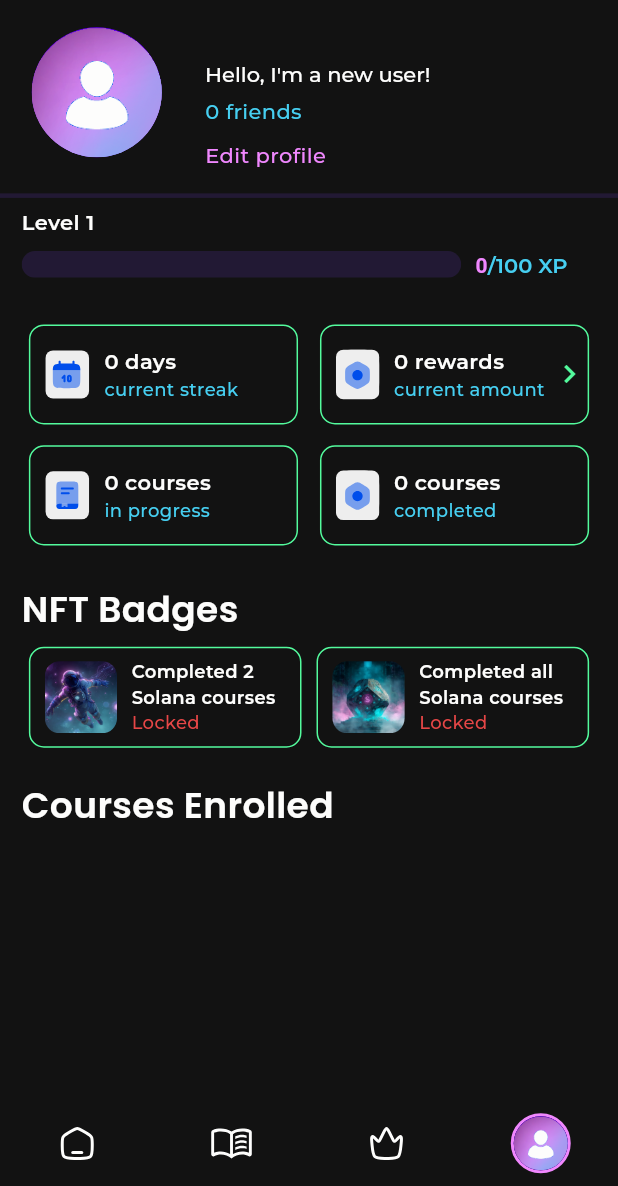
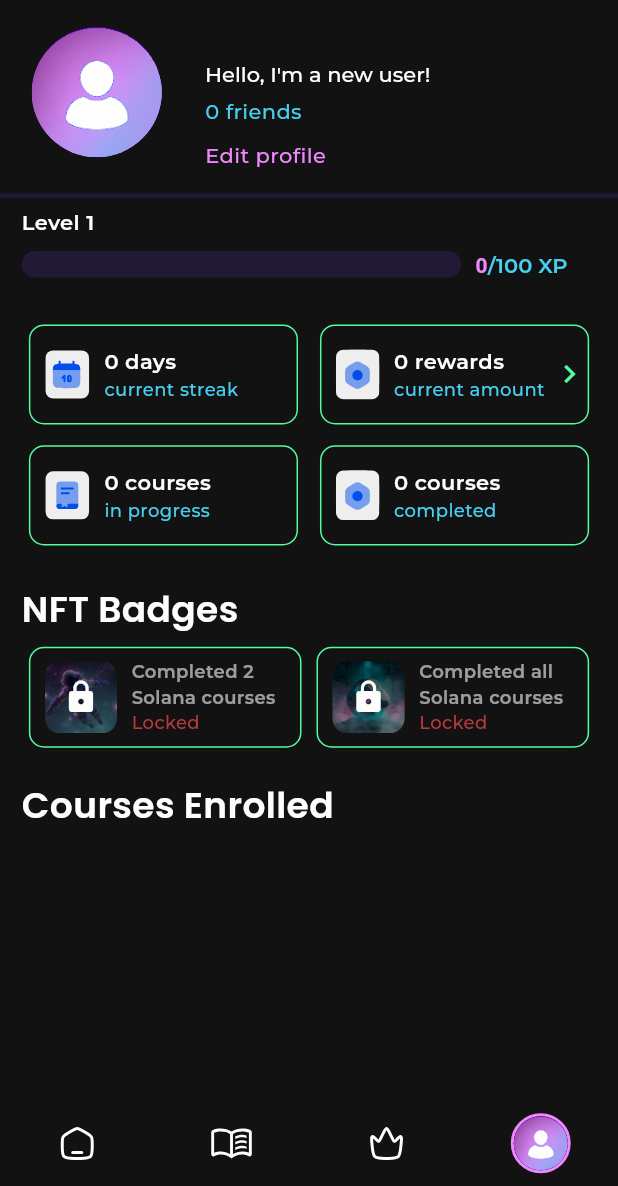
Before and after one commit to SayNode/skillbuddy-solana-flutter, a Flutter app: the HomePage screen opened directly, item 4 of the bottom bar chosen, on a phone screen of 412 x 824 dp, the part 50-1236 px from its top. Run offline on Flutter 3.47's test engine with Material 3 defaults, Android fonts, the phone set to English and light mode, and no system bars; drawn by our look-alikes of auto_size_text; our stand-ins replace cached_network_image, dotted_border, extended_image, file, firebase_analytics, firebase_core and 24 more; missing offline and left inert: cached_network_image_platform_interface, firebase_app_check, flutter_branch_sdk, flutter_exif_rotation, is_first_run, solana and 2 more; accounts and stored records are empty; statements that could not run were skipped; project files that could hold a hidden picture were left out.

Commit message:
Enhance locked NFT badge display with image and status text

```diff
--- a/lib/page/profile/widget/nft_badge_card.dart
+++ b/lib/page/profile/widget/nft_badge_card.dart
@@ -26,6 +26,64 @@ class NftBadgeCard extends StatelessWidget {
   @override
   Widget build(BuildContext context) {
     final CustomTheme skillBuddyTheme = ThemeService().theme;
+
+    if (status == NftBadgeStatus.locked) {
+      return Container(
+        padding: EdgeInsets.symmetric(
+          vertical: getRelativeHeight(8),
+          horizontal: getRelativeWidth(10),
+        ),
+        decoration: BoxDecoration(
+          borderRadius: BorderRadius.circular(10),
+          border: Border.all(
+            color: skillBuddyTheme.grey,
+          ),
+        ),
+        child: Row(
+          children: <Widget>[
+            Stack(
+              alignment: Alignment.center,
+              children: <Widget>[
+                ClipRRect(
+                  borderRadius: BorderRadius.circular(10),
+                  child: Image.asset(
+                    nft,
+                    width: getRelativeWidth(50),
+                    height: getRelativeWidth(50),
+                    fit: BoxFit.cover,
+                    color: skillBuddyTheme.linen.withValues(alpha: 0.5),
+                    colorBlendMode: BlendMode.darken,
+                  ),
+                ),
+                Icon(Icons.lock, color: skillBuddyTheme.graphite, size: 24),
+              ],
+            ),
+            Gap(getRelativeWidth(10)),
+            Flexible(
+              child: Column(
+                crossAxisAlignment: CrossAxisAlignment.start,
+                mainAxisAlignment: MainAxisAlignment.center,
+                children: <Widget>[
+                  AutoSizeText(
+                    title,
+                    style: SkillBuddyTypography.fromColor(
+                      skillBuddyTheme.graphite.withAlpha(150),
+                    ).kParagraphSemiBold,
+                    maxLines: 2,
+                  ),
+                  Text(
+                    'Locked',
+                    style: SkillBuddyTypography.fromColor(
+                      skillBuddyTheme.red.withAlpha(200),
+                    ).kTextAdditional,
+                  ),
+                ],
+              ),
+            ),
+          ],
+        ),
+      );
+    }
 
     return InkWell(
       onTap: onTap,
```
